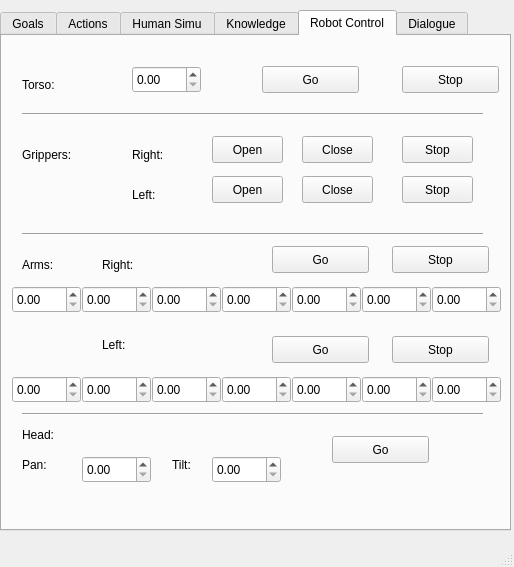
Above: graphical_interface/ui/main_window.ui from laas/supervisor before the change. Below: the same form after it.
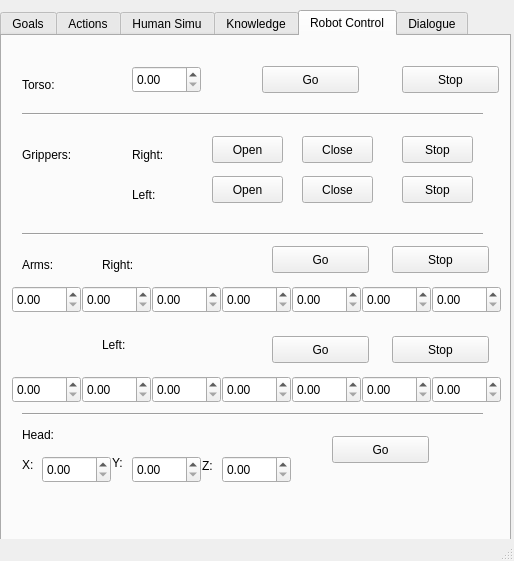
That is the form after the change. The open tabs and pages were chosen to show the change. Icons and pictures are not drawn.

```diff
--- a/graphical_interface/ui/main_window.ui
+++ b/graphical_interface/ui/main_window.ui
@@ -7,7 +7,7 @@
     <x>0</x>
     <y>0</y>
     <width>514</width>
-    <height>567</height>
+    <height>561</height>
    </rect>
   </property>
   <property name="mouseTracking">
@@ -33,7 +33,7 @@
       <x>0</x>
       <y>10</y>
       <width>511</width>
-      <height>521</height>
+      <height>581</height>
      </rect>
     </property>
     <property name="currentIndex">
@@ -1093,7 +1093,7 @@
      <widget class="QDoubleSpinBox" name="PanHead">
       <property name="geometry">
        <rect>
-        <x>80</x>
+        <x>40</x>
         <y>420</y>
         <width>69</width>
         <height>27</height>
@@ -1110,26 +1110,26 @@
        </rect>
       </property>
       <property name="text">
-       <string>Pan:</string>
+       <string>X:</string>
       </property>
      </widget>
      <widget class="QLabel" name="label_24">
       <property name="geometry">
        <rect>
-        <x>170</x>
-        <y>420</y>
-        <width>67</width>
-        <height>17</height>
+        <x>110</x>
+        <y>417</y>
+        <width>21</width>
+        <height>20</height>
        </rect>
       </property>
       <property name="text">
-       <string>Tilt:</string>
+       <string>Y:</string>
       </property>
      </widget>
      <widget class="QDoubleSpinBox" name="TiltHead">
       <property name="geometry">
        <rect>
-        <x>210</x>
+        <x>130</x>
         <y>420</y>
         <width>69</width>
         <height>27</height>
@@ -1149,6 +1149,29 @@
        <string>Go</string>
       </property>
      </widget>
+     <widget class="QLabel" name="label_28">
+      <property name="geometry">
+       <rect>
+        <x>200</x>
+        <y>420</y>
+        <width>21</width>
+        <height>20</height>
+       </rect>
+      </property>
+      <property name="text">
+       <string>Z:</string>
+      </property>
+     </widget>
+     <widget class="QDoubleSpinBox" name="ZHead">
+      <property name="geometry">
+       <rect>
+        <x>220</x>
+        <y>420</y>
+        <width>69</width>
+        <height>27</height>
+       </rect>
+      </property>
+     </widget>
     </widget>
     <widget class="QWidget" name="Dialogue">
      <attribute name="title">
```
Left out of the diff: 6 changed lines with no effect on the pictures.
